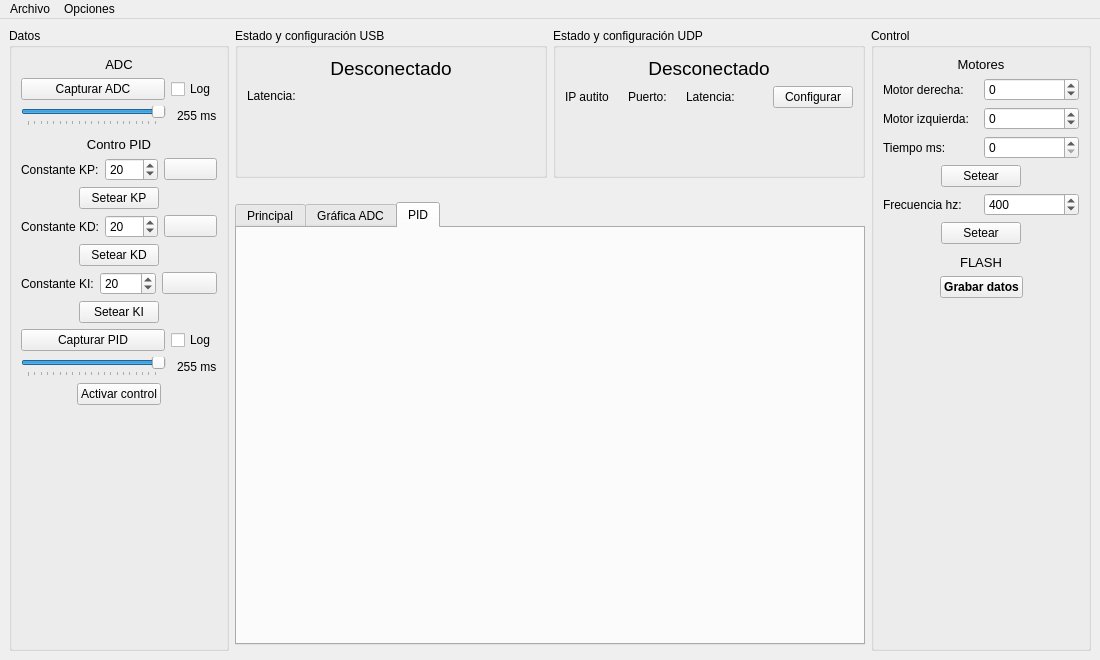
Qt form mainwindow.ui (GabiAndi/Microcontroladores_2020_Autito_UI) before a commit.
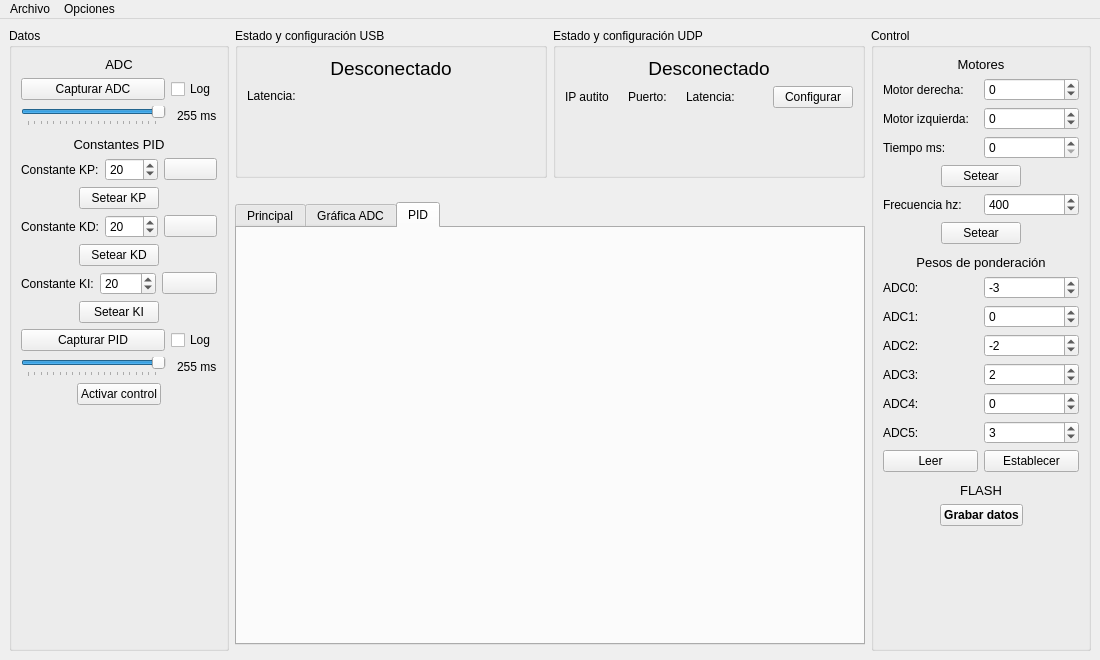
The same form after that commit. Icons and pictures are not drawn. Custom widgets are drawn as their Qt base class.

Commit message: Suma ponderada

What changed in the file:
```diff
--- a/mainwindow.ui
+++ b/mainwindow.ui
@@ -478,6 +478,217 @@
          </item>
         </layout>
        </item>
+       <item>
+        <spacer name="verticalSpacer_5">
+         <property name="orientation">
+          <enum>Qt::Vertical</enum>
+         </property>
+         <property name="sizeType">
+          <enum>QSizePolicy::Fixed</enum>
+         </property>
+         <property name="sizeHint" stdset="0">
+          <size>
+           <width>20</width>
+           <height>5</height>
+          </size>
+         </property>
+        </spacer>
+       </item>
+       <item>
+        <widget class="QLabel" name="label_16">
+         <property name="font">
+          <font>
+           <pointsize>10</pointsize>
+          </font>
+         </property>
+         <property name="text">
+          <string>Pesos de ponderación</string>
+         </property>
+         <property name="alignment">
+          <set>Qt::AlignCenter</set>
+         </property>
+        </widget>
+       </item>
+       <item>
+        <layout class="QHBoxLayout" name="horizontalLayout_23">
+         <item>
+          <widget class="QLabel" name="label_17">
+           <property name="text">
+            <string>ADC0:</string>
+           </property>
+          </widget>
+         </item>
+         <item>
+          <widget class="QSpinBox" name="spinBoxP0">
+           <property name="minimum">
+            <number>-128</number>
+           </property>
+           <property name="maximum">
+            <number>127</number>
+           </property>
+           <property name="singleStep">
+            <number>1</number>
+           </property>
+           <property name="value">
+            <number>-3</number>
+           </property>
+          </widget>
+         </item>
+        </layout>
+       </item>
+       <item>
+        <layout class="QHBoxLayout" name="horizontalLayout_24">
+         <item>
+          <widget class="QLabel" name="label_18">
+           <property name="text">
+            <string>ADC1:</string>
+           </property>
+          </widget>
+         </item>
+         <item>
+          <widget class="QSpinBox" name="spinBoxP1">
+           <property name="minimum">
+            <number>-128</number>
+           </property>
+           <property name="maximum">
+            <number>127</number>
+           </property>
+           <property name="singleStep">
+            <number>1</number>
+           </property>
+           <property name="value">
+            <number>0</number>
+           </property>
+          </widget>
+         </item>
+        </layout>
+       </item>
+       <item>
+        <layout class="QHBoxLayout" name="horizontalLayout_25">
+         <item>
+          <widget class="QLabel" name="label_19">
+           <property name="text">
+            <string>ADC2:</string>
+           </property>
+          </widget>
+         </item>
+         <item>
+          <widget class="QSpinBox" name="spinBoxP2">
+           <property name="minimum">
+            <number>-128</number>
+           </property>
+           <property name="maximum">
+            <number>127</number>
+           </property>
+           <property name="singleStep">
+            <number>1</number>
+           </property>
+           <property name="value">
+            <number>-2</number>
+           </property>
+          </widget>
+         </item>
+        </layout>
+       </item>
+       <item>
+        <layout class="QHBoxLayout" name="horizontalLayout_26">
+         <item>
+          <widget class="QLabel" name="label_20">
+           <property name="text">
+            <string>ADC3:</string>
+           </property>
+          </widget>
+         </item>
+         <item>
+          <widget class="QSpinBox" name="spinBoxP3">
+           <property name="minimum">
+            <number>-128</number>
+           </property>
+           <property name="maximum">
+            <number>127</number>
+           </property>
+           <property name="singleStep">
+            <number>1</number>
+           </property>
+           <property name="value">
+            <number>2</number>
+           </property>
+          </widget>
+         </item>
+        </layout>
+       </item>
+       <item>
+        <layout class="QHBoxLayout" name="horizontalLayout_27">
+         <item>
+          <widget class="QLabel" name="label_21">
+           <property name="text">
+            <string>ADC4:</string>
+           </property>
+          </widget>
+         </item>
+         <item>
+          <widget class="QSpinBox" name="spinBoxP4">
+           <property name="minimum">
+            <number>-128</number>
+           </property>
+           <property name="maximum">
+            <number>127</number>
+           </property>
+           <property name="singleStep">
+            <number>1</number>
+           </property>
+           <property name="value">
+            <number>0</number>
+           </property>
+          </widget>
+         </item>
+        </layout>
+       </item>
+       <item>
+        <layout class="QHBoxLayout" name="horizontalLayout_28">
+         <item>
+          <widget class="QLabel" name="label_22">
+           <property name="text">
+            <string>ADC5:</string>
+           </property>
+          </widget>
+         </item>
+         <item>
+          <widget class="QSpinBox" name="spinBoxP5">
+           <property name="minimum">
+            <number>-128</number>
+           </property>
+           <property name="maximum">
+            <number>127</number>
+           </property>
+           <property name="singleStep">
+            <number>1</number>
+           </property>
+           <property name="value">
+            <number>3</number>
+           </property>
+          </widget>
+         </item>
+        </layout>
+       </item>
+       <item>
+        <layout class="QHBoxLayout" name="horizontalLayout_22">
+         <item>
+          <widget class="QPushButton" name="pushButtonLeerPesosPonderaciones">
+           <property name="text">
+            <string>Leer</string>
+           </property>
+          </widget>
+         </item>
+         <item>
+          <widget class="QPushButton" name="pushButtonEstablecerPesosPonderaciones">
+           <property name="text">
+            <string>Establecer</string>
+           </property>
+          </widget>
+         </item>
+        </layout>
+       </item>
        <item>
         <spacer name="verticalSpacer_6">
          <property name="orientation">
@@ -681,7 +892,7 @@
         </layout>
        </item>
        <item>
-        <spacer name="verticalSpacer_5">
+        <spacer name="verticalSpacer_7">
          <property name="orientation">
           <enum>Qt::Vertical</enum>
          </property>
@@ -704,7 +915,7 @@
           </font>
          </property>
          <property name="text">
-          <string>Contro PID</string>
+          <string>Constantes PID</string>
          </property>
          <property name="alignment">
           <set>Qt::AlignCenter</set>
```
Left out of the diff: 26 changed lines with no effect on the pictures. The commit also changes 2 other files.
